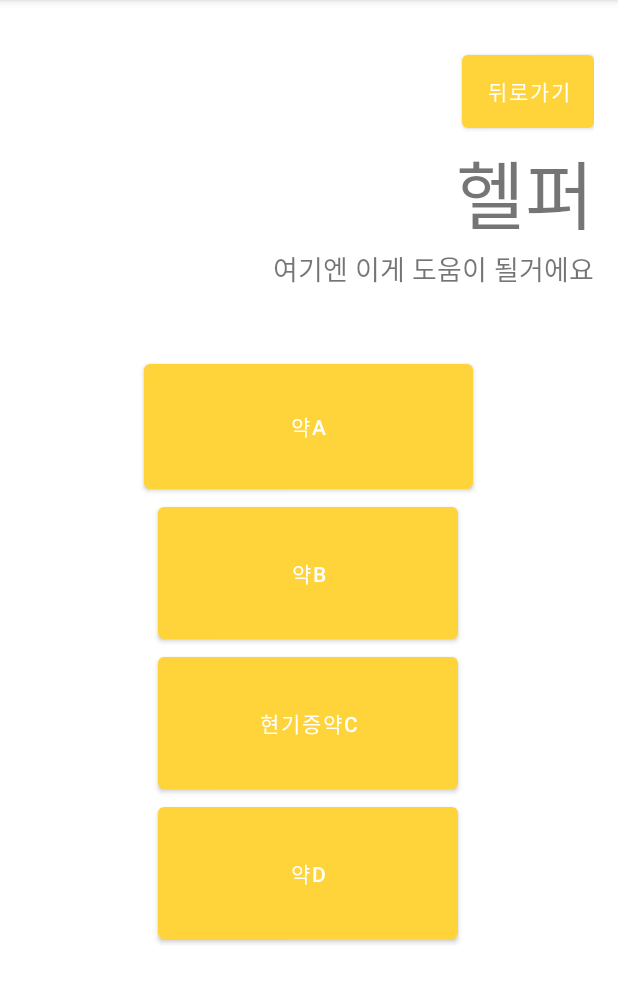
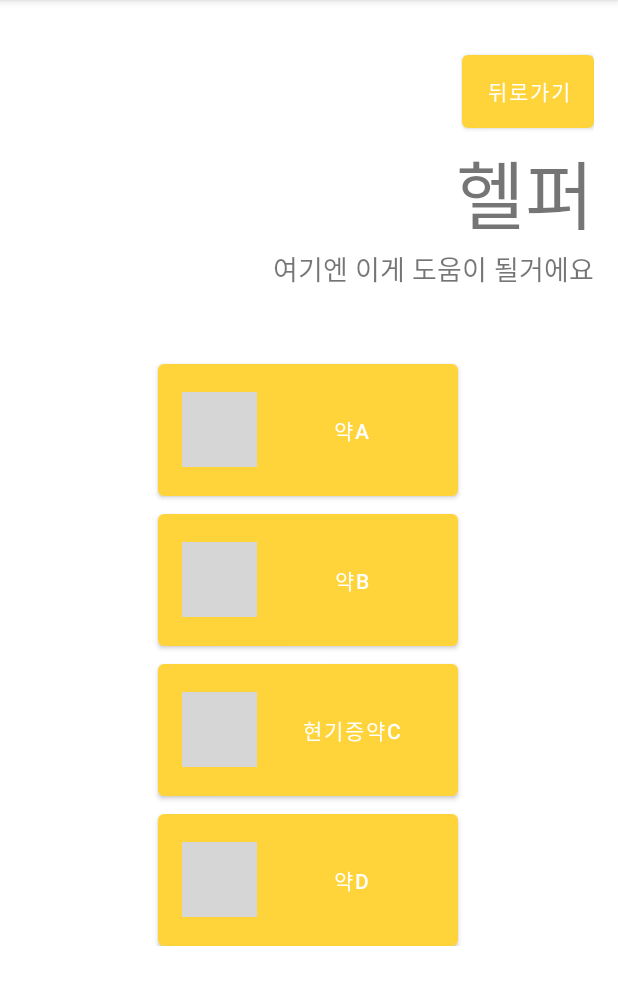
Before and after one commit to ParkDaeHee3/app_test_helper, an Android app: the fragment DizzinessFragment shown on its own in the app's theme, on a phone screen of 412 x 824 dp, the part 84-1089 px from its top. Run offline under Robolectric (Android 15) with nearby library versions, the phone set to English and light mode, and no system bars.

Commit message:
알약 버튼 그림 추가

```diff
--- /dev/null
+++ b/app/src/main/res/drawable/medicinexml.xml
@@ -0,0 +1,7 @@
+<?xml version="1.0" encoding="utf-8"?>
+<layer-list xmlns:android="http://schemas.android.com/apk/res/android">
+    <item
+        android:drawable="@drawable/medicine"
+        android:width="50dp"
+        android:height="50dp" />
+</layer-list>
--- a/app/src/main/res/layout/fragment_dizziness.xml
+++ b/app/src/main/res/layout/fragment_dizziness.xml
@@ -40,50 +40,58 @@
 
                 <Button
                     android:id="@+id/Dbutton1"
-                    android:layout_width="@dimen/btn_card_width"
-                    android:layout_height="@dimen/btn_card_height"
+                    android:layout_width="200dp"
+                    android:layout_height="100dp"
+                    android:drawableLeft="@drawable/medicinexml"
                     android:text="약A" />
 
                 <Button
                     android:id="@+id/Dbutton2"
                     android:layout_width="200dp"
                     android:layout_height="100dp"
+                    android:drawableLeft="@drawable/medicinexml"
                     android:text="약B" />
 
                 <Button
                     android:id="@+id/Dbutton3"
                     android:layout_width="200dp"
                     android:layout_height="100dp"
+                    android:drawableLeft="@drawable/medicinexml"
                     android:text="현기증약C" />
 
                 <Button
                     android:id="@+id/Dbutton4"
                     android:layout_width="200dp"
                     android:layout_height="100dp"
+                    android:drawableLeft="@drawable/medicinexml"
                     android:text="약D" />
 
                 <Button
                     android:id="@+id/Dbutton5"
                     android:layout_width="200dp"
                     android:layout_height="100dp"
+                    android:drawableLeft="@drawable/medicinexml"
                     android:text="약E" />
 
                 <Button
                     android:id="@+id/Dbutton6"
                     android:layout_width="200dp"
                     android:layout_height="100dp"
+                    android:drawableLeft="@drawable/medicinexml"
                     android:text="약F" />
 
                 <Button
                     android:id="@+id/Dbutton7"
                     android:layout_width="200dp"
                     android:layout_height="100dp"
+                    android:drawableLeft="@drawable/medicinexml"
                     android:text="약G" />
 
                 <Button
                     android:id="@+id/Dbutton8"
                     android:layout_width="200dp"
                     android:layout_height="100dp"
+                    android:drawableLeft="@drawable/medicinexml"
                     android:text="약H" />
             </LinearLayout>
         </ScrollView>
```
Also changed, not shown: app/src/main/res/drawable/square.xml (added, +7 -0 lines), app/src/main/res/layout/fragment_ache.xml (+11 -1 lines), app/src/main/res/layout/fragment_etc.xml (+8 -0 lines), app/src/main/res/layout/fragment_fever.xml (+8 -0 lines), app/src/main/res/layout/fragment_flu.xml (+8 -0 lines), app/src/main/res/layout/fragment_headache.xml (+8 -0 lines), app/src/main/res/layout/fragment_stitch.xml (+8 -0 lines), app/src/main/res/layout/fragment_stomachache.xml (+7 -0 lines), app/src/main/res/layout/fragment_tiredness.xml (+8 -0 lines), app/src/main/res/layout/fragment_toothache.xml (+9 -1 lines).
